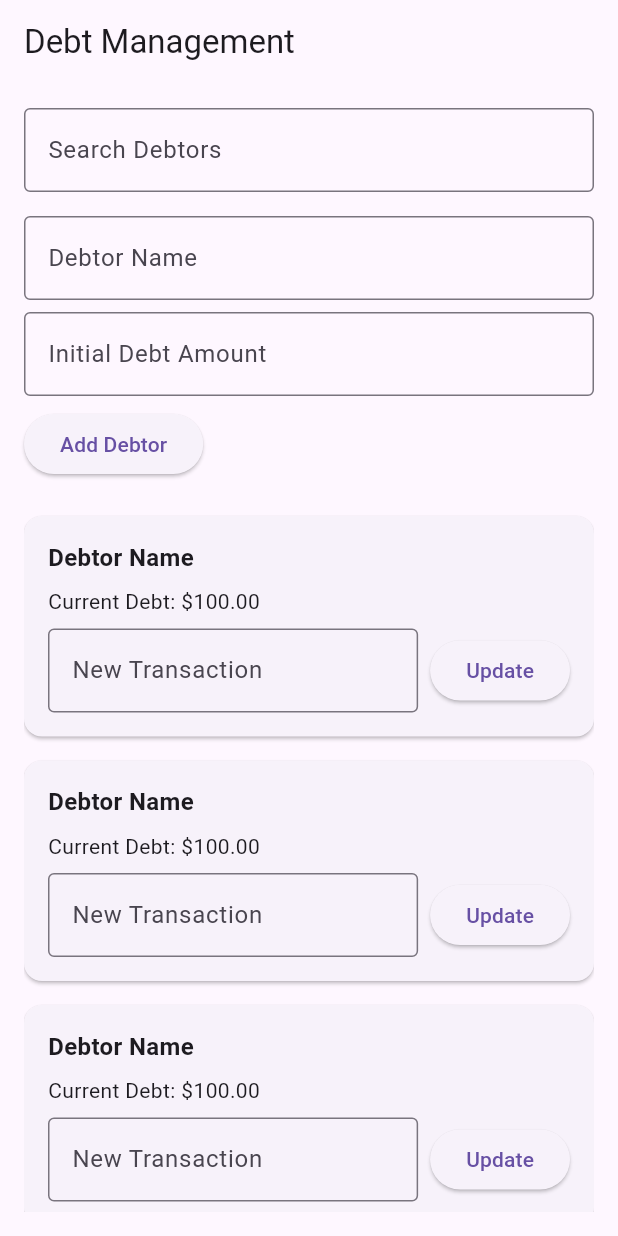
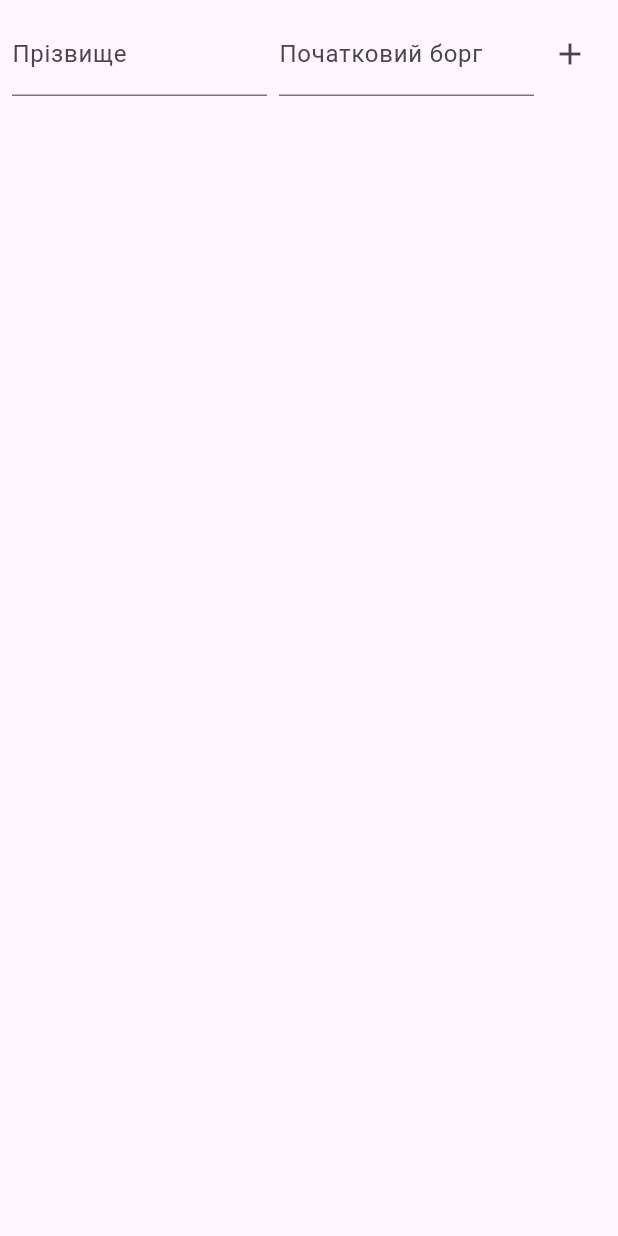
Before and after one commit to Hrestonosec/debtors, a Flutter app: the screen it shows after launch, on a phone screen of 412 x 824 dp. Run offline on Flutter 3.47's test engine with Material 3 defaults, Android fonts, the phone set to English and light mode, and no system bars.

Commit message:
Created base functional with debtors

```diff
--- a/lib/models/debtor.dart
+++ b/lib/models/debtor.dart
@@ -1,7 +1,14 @@
 class Debtor {
-  String name;
-  double debt;
-  int id;
+  final String id;
+  final String name;
+  double debt = 0;
 
-  Debtor(this.id, this.name, this.debt);
+  Debtor({required this.id, required this.name, required this.debt}) {
+    if (name.isEmpty) {
+      throw ArgumentError("Ім'я не може бути порожнім.");
+    }
+  }
+
+  @override
+  String toString() => "Боржник: $name, Борг: \$${debt.toStringAsFixed(2)}";
 }
--- a/lib/screens/main_screen.dart
+++ b/lib/screens/main_screen.dart
@@ -1,32 +1,47 @@
 import 'package:flutter/material.dart';
+import 'package:debtors/models/debtor.dart';
 import 'package:debtors/widgets/search_bar_widget.dart';
 import 'package:debtors/widgets/add_debtor_widget.dart';
 import 'package:debtors/widgets/debtor_list_widget.dart';
 
 class MainScreen extends StatefulWidget {
   @override
-  State<MainScreen> createState() => _MainScreenState();
+  _MainScreenState createState() => _MainScreenState();
 }
 
 class _MainScreenState extends State<MainScreen> {
+  final List<Debtor> _debtors = [];
+  final String _id = DateTime.now().toString();
+
+  void _addDebtor(String name, double debt) {
+    setState(() {
+      _debtors.add(Debtor(id: _id, name: name, debt: debt));
+    });
+  }
+
+  void _updateDebt(String id, double newDebt) {
+    setState(() {
+      final debtor = _debtors.firstWhere((debtor) => debtor.id == id);
+      debtor.debt += newDebt;
+    });
+  }
+
   @override
   Widget build(BuildContext context) {
     return Scaffold(
-      appBar: AppBar(
-        title: Text('Debt Management'),
-      ),
-      body: Padding(
-        padding: const EdgeInsets.all(16.0),
-        child: Column(
-          crossAxisAlignment: CrossAxisAlignment.start,
-          children: [
-            SearchBarWidget(),
-            SizedBox(height: 16.0),
-            AddDebtorWidget(),
-            SizedBox(height: 16.0),
-            Expanded(child: DebtorListWidget()),
-          ],
-        ),
+      body: Column(
+        children: [
+          AddDebtorWidget(
+            onAddDebtor: _addDebtor,
+          ),
+          Expanded(
+            child: DebtorListWidget(
+              debtors: _debtors,
+              onViewDetails: (debtor) {},
+              onUpdateDebt: _updateDebt,
+            ),
+          ),
+        ],
       ),
     );
   }
--- a/lib/widgets/add_debtor_widget.dart
+++ b/lib/widgets/add_debtor_widget.dart
@@ -1,36 +1,54 @@
 import 'package:flutter/material.dart';
 
 class AddDebtorWidget extends StatefulWidget {
+  final void Function(String name, double initialDebt) onAddDebtor;
+
+  AddDebtorWidget({required this.onAddDebtor});
+
   @override
-  State<AddDebtorWidget> createState() => _AddDebtorWidgetState();
+  _AddDebtorWidgetState createState() => _AddDebtorWidgetState();
 }
 
 class _AddDebtorWidgetState extends State<AddDebtorWidget> {
+  final TextEditingController nameController = TextEditingController();
+  final TextEditingController debtController = TextEditingController();
+
+  void handleAddDebtor() {
+    final name = nameController.text.trim();
+    final debt = double.tryParse(debtController.text);
+    if (name.isNotEmpty && debt != null) {
+      widget.onAddDebtor(name, debt);
+      nameController.clear();
+      debtController.clear();
+    }
+  }
+
   @override
   Widget build(BuildContext context) {
-    return Column(
-      crossAxisAlignment: CrossAxisAlignment.start,
-      children: [
-        TextField(
-          decoration: InputDecoration(
-            labelText: 'Debtor Name',
-            border: OutlineInputBorder(),
+    return Padding(
+      padding: const EdgeInsets.all(8.0),
+      child: Row(
+        children: [
+          Expanded(
+            child: TextField(
+              controller: nameController,
+              decoration: InputDecoration(labelText: "Прізвище"),
+            ),
           ),
-        ),
-        SizedBox(height: 8.0),
-        TextField(
-          decoration: InputDecoration(
-            labelText: 'Initial Debt Amount',
-            border: OutlineInputBorder(),
+          SizedBox(width: 8),
+          Expanded(
+            child: TextField(
+              controller: debtController,
+              keyboardType: TextInputType.number,
+              decoration: InputDecoration(labelText: "Початковий борг"),
+            ),
           ),
-          keyboardType: TextInputType.number,
-        ),
-        SizedBox(height: 8.0),
-        ElevatedButton(
-          onPressed: () {},
-          child: Text('Add Debtor'),
-        ),
-      ],
+          IconButton(
+            icon: Icon(Icons.add),
+            onPressed: handleAddDebtor,
+          ),
+        ],
+      ),
     );
   }
 }
--- a/lib/widgets/debtor_list_widget.dart
+++ b/lib/widgets/debtor_list_widget.dart
@@ -1,18 +1,27 @@
+import 'package:debtors/models/debtor.dart';
 import 'package:debtors/widgets/debtor_item_widget.dart';
 import 'package:flutter/material.dart';
 
-class DebtorListWidget extends StatefulWidget {
-  @override
-  State<DebtorListWidget> createState() => _DebtorListWidgetState();
-}
+class DebtorListWidget extends StatelessWidget {
+  final List<Debtor> debtors;
+  final ValueChanged<Debtor> onViewDetails;
+  final Function(String, double) onUpdateDebt;
 
-class _DebtorListWidgetState extends State<DebtorListWidget> {
+  DebtorListWidget({
+    required this.debtors,
+    required this.onViewDetails,
+    required this.onUpdateDebt,
+  });
+
   @override
   Widget build(BuildContext context) {
     return ListView.builder(
-      itemCount: 10, // Placeholder count
+      itemCount: debtors.length,
       itemBuilder: (context, index) {
-        return DebtorItemWidget();
+        return DebtorItemWidget(
+          debtor: debtors[index],
+          onUpdateDebt: (newDebt) => onUpdateDebt(debtors[index].id, newDebt),
+        );
       },
     );
   }
```
Also changed, not shown: lib/models/transactions_history.dart (+17 -3 lines), lib/widgets/debtor_item_widget.dart (+21 -4 lines).
